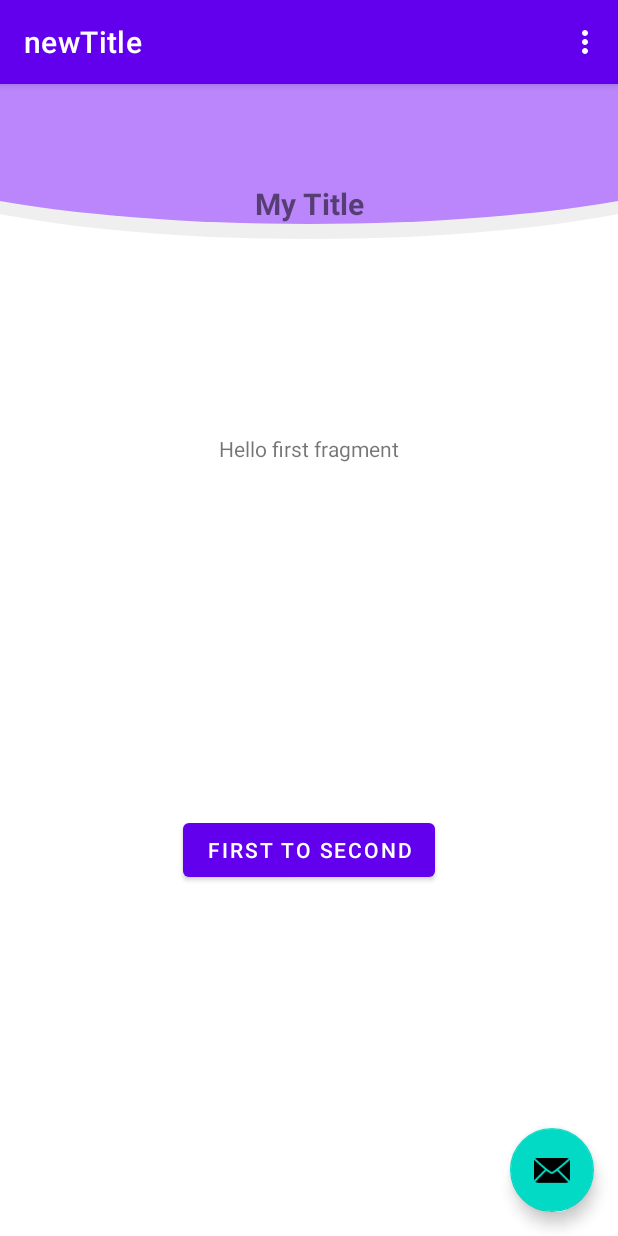
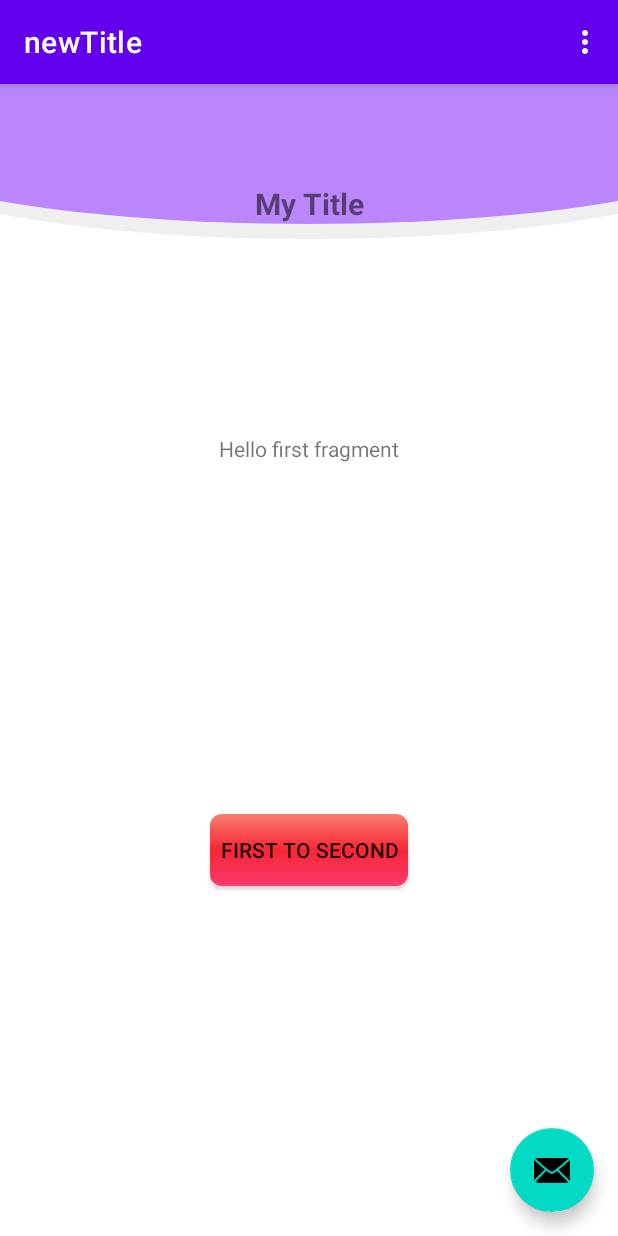
Before and after one commit to HitomiHoshi/testingandroidjava, an Android app: the screen it shows after launch (MainActivity), on a phone screen of 412 x 824 dp. Run offline under Robolectric (Android 15) with nearby library versions, the phone set to English and light mode, and no system bars.

Commit message:
gradient button

```diff
--- /dev/null
+++ b/app/src/main/res/drawable/button_pressed.xml
@@ -0,0 +1,15 @@
+<?xml version="1.0" encoding="utf-8"?>
+<shape xmlns:android="http://schemas.android.com/apk/res/android"
+    android:shape="rectangle">
+    <solid
+        android:color="#0080ff"/>
+
+    <padding android:left="7dp"
+        android:top="7dp"
+        android:right="7dp"
+        android:bottom="7dp" />
+    <stroke
+        android:width="0dip"
+        android:color="#FFFFFF" />
+    <corners android:radius= "8dp" />
+</shape>
--- /dev/null
+++ b/app/src/main/res/drawable/buttonstyle1.xml
@@ -0,0 +1,12 @@
+<?xml version="1.0" encoding="utf-8"?>
+<selector xmlns:android="http://schemas.android.com/apk/res/android">
+    <item
+        android:state_pressed="true"
+        android:state_enabled="true"
+        android:drawable="@drawable/button_pressed" />
+
+    <item
+        android:state_enabled="true"
+        android:drawable="@drawable/gradientbutton1" />
+
+</selector>
--- /dev/null
+++ b/app/src/main/res/drawable/gradientbutton1.xml
@@ -0,0 +1,17 @@
+<?xml version="1.0" encoding="utf-8"?>
+<shape xmlns:android="http://schemas.android.com/apk/res/android"
+    android:shape="rectangle">
+    <gradient
+        android:angle="270"
+        android:centerColor="#F82634"
+        android:endColor="#FA3B6F"
+        android:startColor="#FA7D6F" />
+
+    <padding
+        android:bottom="7dp"
+        android:left="7dp"
+        android:right="7dp"
+        android:top="7dp" />
+
+    <corners android:radius="8dp" />
+</shape>
--- a/app/src/main/res/layout/fragment_first.xml
+++ b/app/src/main/res/layout/fragment_first.xml
@@ -39,11 +39,12 @@
         app:layout_constraintStart_toStartOf="parent"
         app:layout_constraintTop_toTopOf="parent" />
 
-    <Button
+    <androidx.appcompat.widget.AppCompatButton
         android:id="@+id/button_first"
         android:layout_width="wrap_content"
         android:layout_height="wrap_content"
         android:text="@string/first_to_second"
+        android:background="@drawable/buttonstyle1"
         app:layout_constraintBottom_toBottomOf="parent"
         app:layout_constraintEnd_toEndOf="parent"
         app:layout_constraintStart_toStartOf="parent"
```
Also changed, not shown: app/src/main/res/drawable/buttonstyle2.xml (added, +11 -0 lines), app/src/main/res/drawable/buttonstyle3.xml (added, +12 -0 lines), app/src/main/res/drawable/gradientbutton2.xml (added, +17 -0 lines), app/src/main/res/drawable/gradientbutton3.xml (added, +17 -0 lines).
